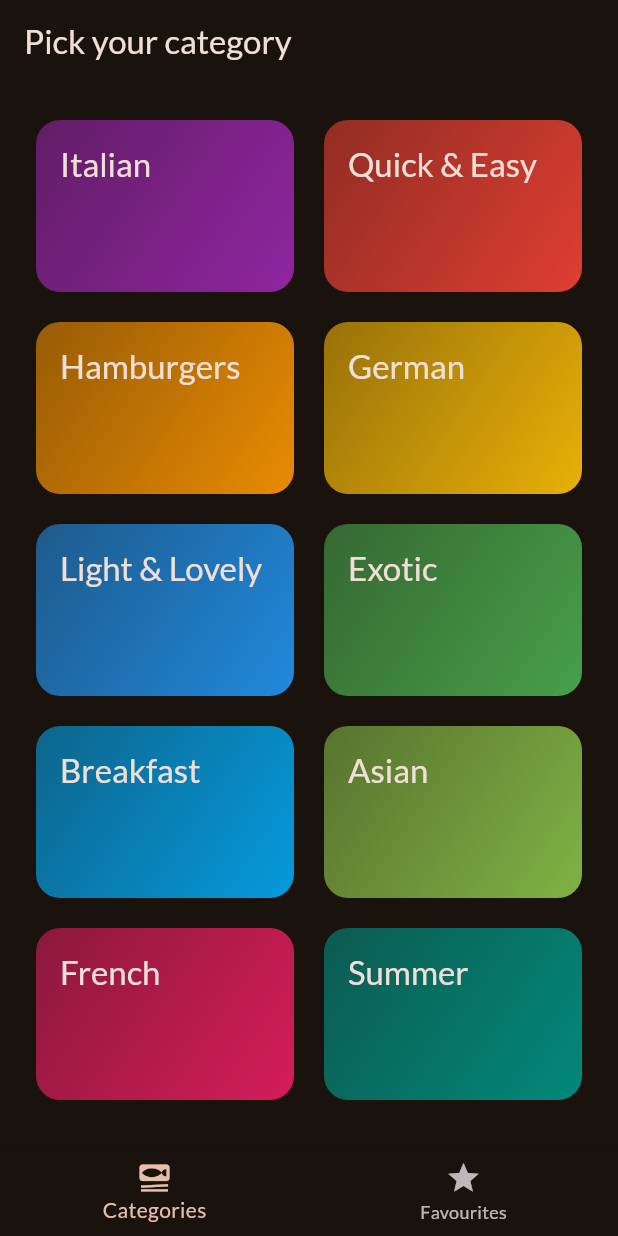
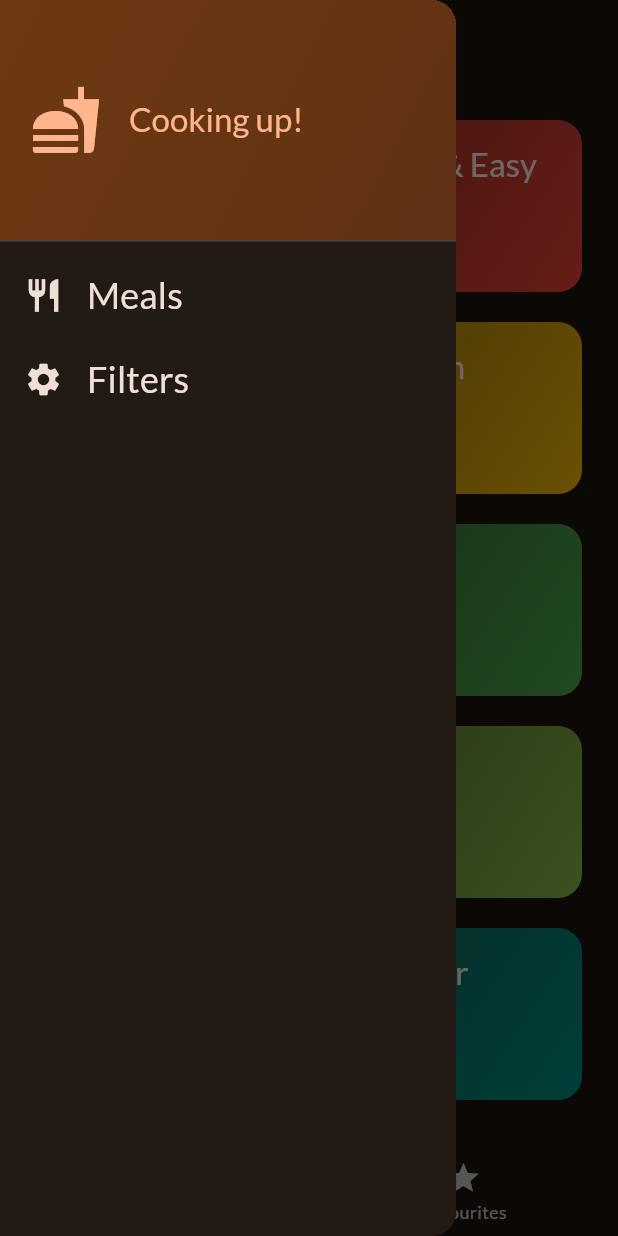
Before and after one commit to dubeyanant/meals, a Flutter app: the screen it shows after launch, with the side drawer open (before the commit the screen has no drawer), on a phone screen of 412 x 824 dp. Run offline on Flutter 3.47's test engine with Material 3 defaults, Android fonts, the phone set to English and light mode, and no system bars; our stand-ins replace google_fonts, transparent_image.

Commit message:
feat: add side drawer

```diff
--- a/lib/screens/tabs.dart
+++ b/lib/screens/tabs.dart
@@ -3,6 +3,7 @@ import 'package:flutter/material.dart';
 import 'package:meals/models/meal.dart';
 import 'package:meals/screens/categories.dart';
 import 'package:meals/screens/meals.dart';
+import 'package:meals/widgets/main_drawer.dart';
 
 class TabsScreen extends StatefulWidget {
   const TabsScreen({super.key});
@@ -28,6 +29,13 @@ class _TabsScreenState extends State<TabsScreen> {
     setState(() {
       _selectedPageIndex = index;
     });
+  }
+
+  void _setScreen(String identifier) {
+    if (identifier == 'filters') {
+    } else {
+      Navigator.pop(context);
+    }
   }
 
   void _toggleMealFavouriteStatus(Meal meal) {
@@ -63,6 +71,9 @@ class _TabsScreenState extends State<TabsScreen> {
       appBar: AppBar(
         title: Text(activePageTitle),
       ),
+      drawer: MainDrawer(
+        onSelectScreen: _setScreen,
+      ),
       body: activePage,
       bottomNavigationBar: BottomNavigationBar(
         onTap: _selectPage,
--- /dev/null
+++ b/lib/widgets/main_drawer.dart
@@ -0,0 +1,80 @@
+import 'package:flutter/material.dart';
+
+class MainDrawer extends StatelessWidget {
+  const MainDrawer({
+    super.key,
+    required this.onSelectScreen,
+  });
+
+  final void Function(String identifier) onSelectScreen;
+
+  @override
+  Widget build(BuildContext context) {
+    return Drawer(
+      child: Column(children: [
+        DrawerHeader(
+          padding: const EdgeInsets.all(20),
+          decoration: BoxDecoration(
+            gradient: LinearGradient(
+              colors: [
+                Theme.of(context).colorScheme.primaryContainer,
+                Theme.of(context).colorScheme.primaryContainer.withOpacity(0.8),
+              ],
+              begin: Alignment.topLeft,
+              end: Alignment.bottomRight,
+            ),
+          ),
+          child: Row(children: [
+            Icon(
+              Icons.fastfood,
+              size: 48,
+              color: Theme.of(context).colorScheme.primary,
+            ),
+            const SizedBox(width: 18),
+            Text(
+              'Cooking up!',
+              style: Theme.of(context)
+                  .textTheme
+                  .titleLarge!
+                  .copyWith(color: Theme.of(context).colorScheme.primary),
+            ),
+          ]),
+        ),
+        ListTile(
+          leading: Icon(
+            Icons.restaurant,
+            size: 26,
+            color: Theme.of(context).colorScheme.onBackground,
+          ),
+          title: Text(
+            'Meals',
+            style: Theme.of(context).textTheme.titleSmall!.copyWith(
+                  color: Theme.of(context).colorScheme.onBackground,
+                  fontSize: 24,
+                ),
+          ),
+          onTap: () {
+            onSelectScreen('meals');
+          },
+        ),
+        ListTile(
+          leading: Icon(
+            Icons.settings,
+            size: 26,
+            color: Theme.of(context).colorScheme.onBackground,
+          ),
+          title: Text(
+            'Filters',
+            style: Theme.of(context).textTheme.titleSmall!.copyWith(
+                  color: Theme.of(context).colorScheme.onBackground,
+                  fontSize: 24,
+                ),
+          ),
+          onTap: () {
+            onSelectScreen('filters');
+          },
+        ),
+      ]),
+    );
+  }
+}
```
